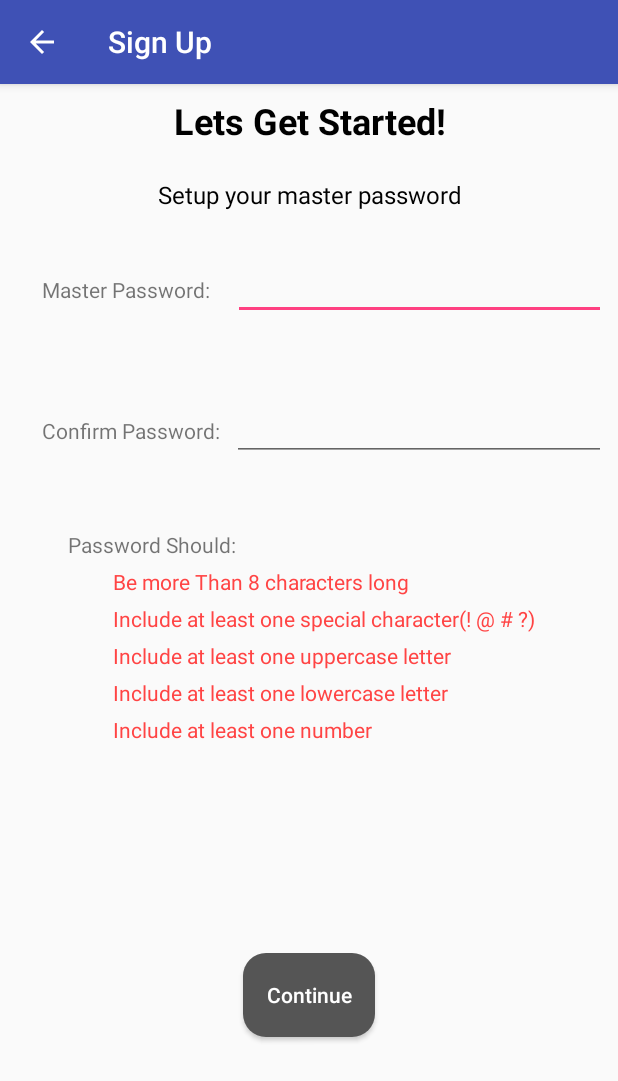
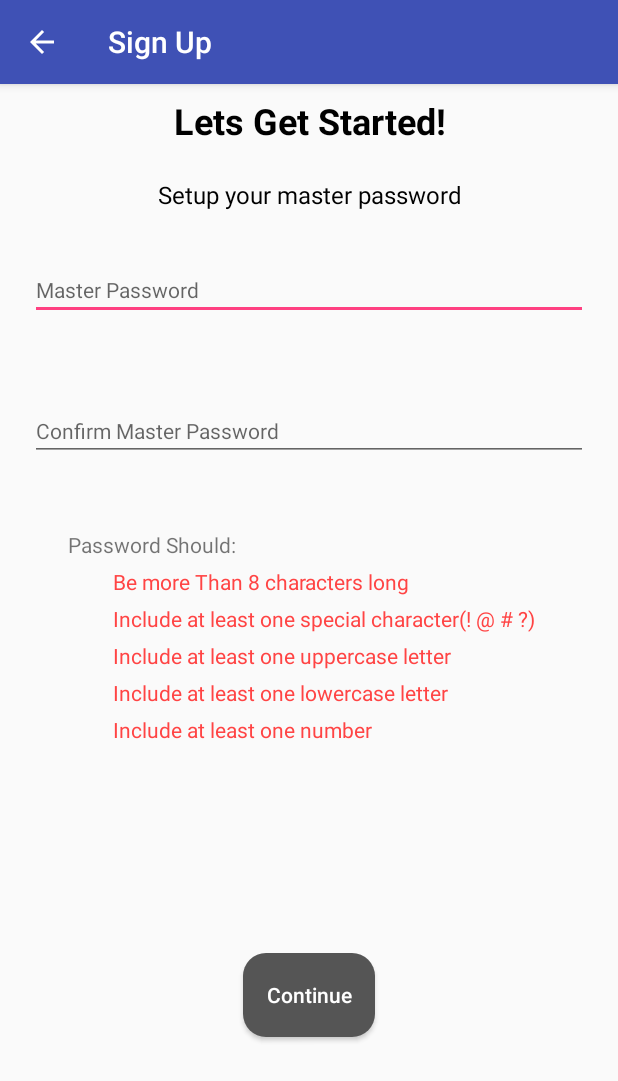
Before and after one commit to Ha5h-Code/The-Fob, an Android app: the SignUpActivity screen opened directly, with no data from a screen before it, on a phone screen of 412 x 824 dp. Shown: the top 1081 px of the screen. Run offline under Robolectric (Android 15) with nearby library versions, the light colour scheme and no system bars; libraries missing offline, so code that uses them is left out: net.sqlcipher.database.

Commit message:
android:hint

```diff
--- a/app/src/main/AndroidManifest.xml
+++ b/app/src/main/AndroidManifest.xml
@@ -19,7 +19,8 @@
             android:theme="@style/AppTheme.NoActionBar" />
         <activity
             android:name=".login.LoginActivity"
-            android:label="@string/app_name">
+            android:label="@string/app_name"
+            android:windowSoftInputMode="adjustPan|stateVisible">
             <intent-filter>
                 <action android:name="android.intent.action.MAIN" />
                 <category android:name="android.intent.category.LAUNCHER" />
--- a/app/src/main/res/layout/register_form_linear.xml
+++ b/app/src/main/res/layout/register_form_linear.xml
@@ -50,26 +50,20 @@
             android:layout_weight="1"
             android:orientation="horizontal">
 
-            <TextView
-                android:id="@+id/textView6"
-                android:layout_width="wrap_content"
-                android:layout_height="wrap_content"
-                android:layout_marginBottom="8dp"
-                android:layout_marginStart="28dp"
-                android:layout_marginTop="8dp"
-                android:text="@string/master_password" />
+
 
             <EditText
                 android:id="@+id/password_input"
                 android:layout_width="match_parent"
                 android:layout_height="wrap_content"
                 android:layout_marginBottom="8dp"
-                android:layout_marginEnd="8dp"
-                android:layout_marginStart="15dp"
+                android:layout_marginEnd="20dp"
+                android:layout_marginStart="20dp"
                 android:layout_marginTop="8dp"
                 android:ems="10"
                 android:inputType="textPassword"
-                android:textSize="14sp" />
+                android:textSize="14sp"
+                android:hint="@string/master_password_signup"/>
 
 
         </LinearLayout>
@@ -81,26 +75,21 @@
             android:layout_weight="1"
             android:orientation="horizontal">
 
-            <TextView
-                android:id="@+id/textView7"
-                android:layout_width="wrap_content"
-                android:layout_height="wrap_content"
-                android:layout_marginBottom="8dp"
-                android:layout_marginStart="28dp"
-                android:layout_marginTop="8dp"
-                android:text="@string/confirm_password" />
+
 
             <EditText
                 android:id="@+id/password_confirm"
                 android:layout_width="match_parent"
                 android:layout_height="wrap_content"
                 android:layout_marginBottom="8dp"
-                android:layout_marginEnd="8dp"
-                android:layout_marginStart="8dp"
+                android:layout_marginEnd="20dp"
+                android:layout_marginStart="20dp"
                 android:layout_marginTop="8dp"
                 android:ems="10"
                 android:inputType="textPassword"
-                android:textSize="14sp" />
+                android:textSize="14sp"
+                android:hint="@string/confirm_master_password"
+                />
 
 
         </LinearLayout>
--- a/app/src/main/res/values/strings_login_en.xml
+++ b/app/src/main/res/values/strings_login_en.xml
@@ -3,7 +3,7 @@
     <string name="loginButton">Unlock</string>
     <string name="logo_content_description">logo of the @string/app_name</string>
     <string name="login_label">"Sign in"</string>
-    <string name="master_password">Master Password: </string>
+    <string name="master_password">Enter Your Master Password </string>
     <string name="welcome_msg_header">Welcome to The Fob!</string>
     <string name="welcome_msg_text">The Guardian of Your Passwords </string>
     <string name="get_started">Get Started</string>
@@ -18,4 +18,11 @@
     <string name="password_uppercase">Include at least one uppercase letter</string>
     <string name="password_lowercase">Include at least one lowercase letter</string>
     <string name="password_digit">Include at least one number</string>
+    <string name="setup_planB">Configure the Plan B</string>
+    <string name="planB_explanation">Save your password as a PDF in case you forgot it! </string>
+    <string name="confirm_master_password">Confirm Master Password</string>
+    <string name="master_password_signup">Master Password</string>
+    <string name="planB_red_note">Note: It is recomended to configure plan B as there is no way of recovering a lost password. And it is your responsibility to safeguard the exported pdf.</string>
+    <string name="configure_planB">Configure</string>
+    <string name="skip_planB">skip</string>
 </resources>
```
Also changed, not shown: app/src/main/java/hashcode/thefob/login/SignUpActivity.java (+17 -0 lines), app/src/main/res/layout/login_without_finger.xml (+7 -21 lines).
